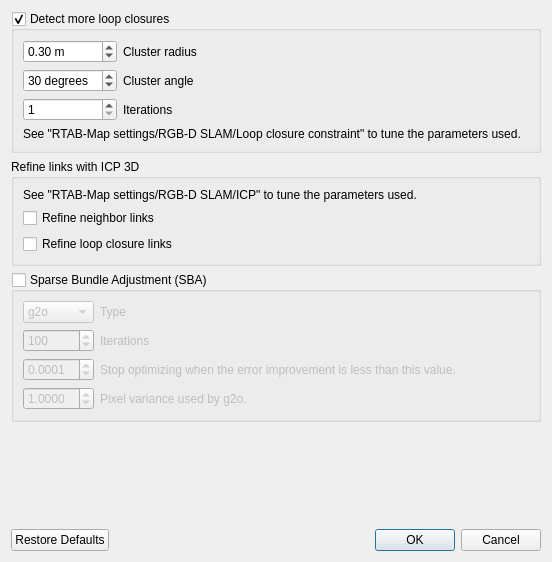
This is guilib/src/ui/postProcessingDialog.ui in introlab/rtabmap as Qt 5 draws it before an edit. The edited form follows.
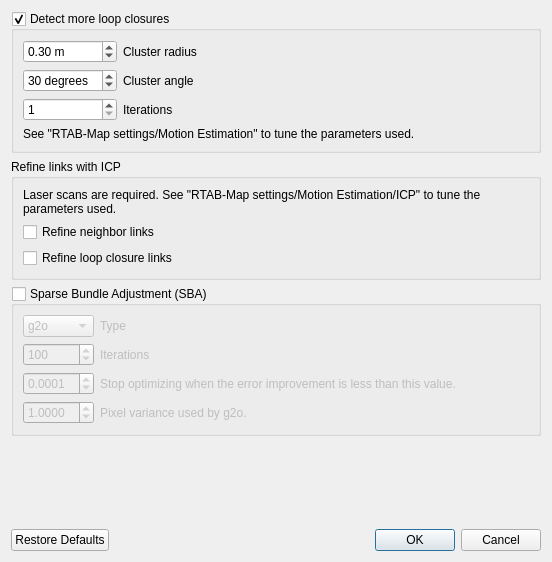
This is the edited form. Icons and pictures are not drawn.

```diff
--- a/guilib/src/ui/postProcessingDialog.ui
+++ b/guilib/src/ui/postProcessingDialog.ui
@@ -115,7 +115,7 @@
       <item>
        <widget class="QLabel" name="label">
         <property name="text">
-         <string>See &quot;RTAB-Map settings/RGB-D SLAM/Loop closure constraint&quot; to tune the parameters used.</string>
+         <string>See &quot;RTAB-Map settings/Motion Estimation&quot; to tune the parameters used.</string>
         </property>
         <property name="wordWrap">
          <bool>true</bool>
@@ -128,7 +128,7 @@
    <item>
     <widget class="QGroupBox" name="groupBox_3">
      <property name="title">
-      <string>Refine links with ICP 3D</string>
+      <string>Refine links with ICP</string>
      </property>
      <property name="checkable">
       <bool>false</bool>
@@ -137,7 +137,7 @@
       <item>
        <widget class="QLabel" name="label_2">
         <property name="text">
-         <string>See &quot;RTAB-Map settings/RGB-D SLAM/ICP&quot; to tune the parameters used.</string>
+         <string>Laser scans are required. See &quot;RTAB-Map settings/Motion Estimation/ICP&quot; to tune the parameters used.</string>
         </property>
         <property name="wordWrap">
          <bool>true</bool>
```
